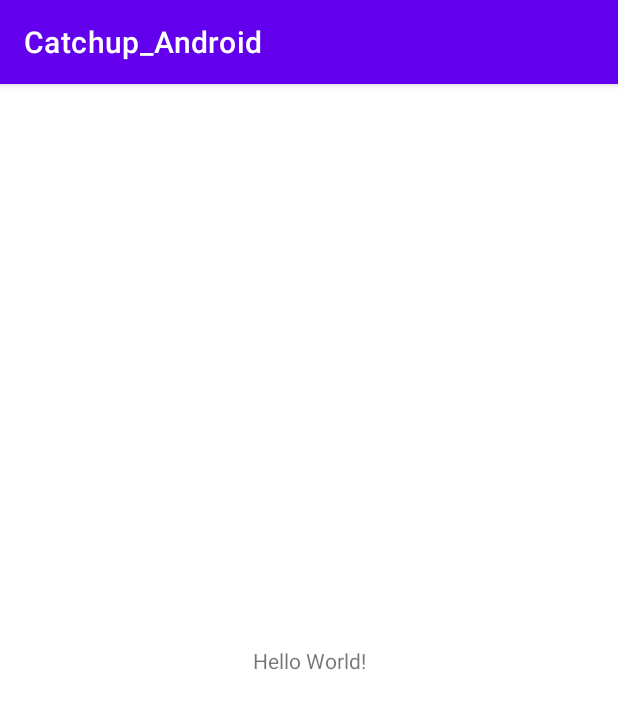
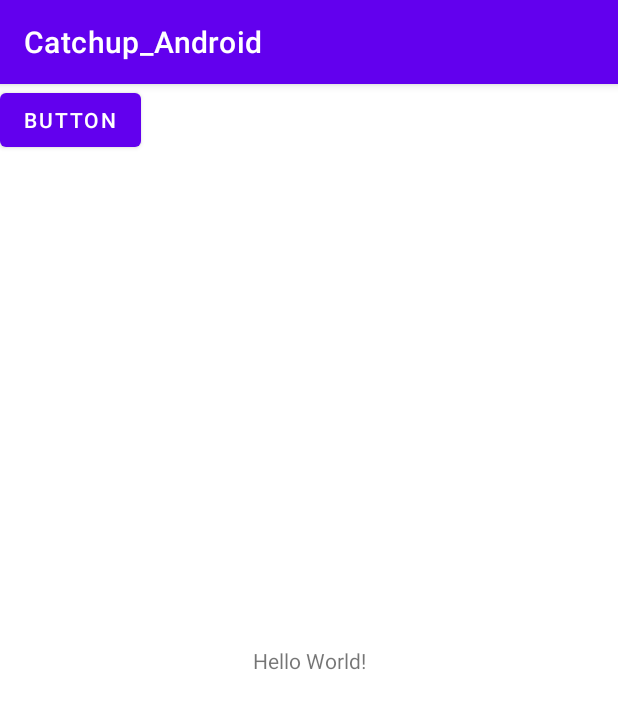
Before and after one commit to 2022-SMHRD-KDT-IoT-3/Catchup, an Android app: the screen it shows after launch (MainActivity), on a phone screen of 412 x 824 dp. Shown: the top 709 px of the screen. Run offline under Robolectric (Android 15) with nearby library versions, the phone set to English and light mode, and no system bars.

Commit message:
환경구축2

```diff
--- a/app/src/main/res/layout/activity_main.xml
+++ b/app/src/main/res/layout/activity_main.xml
@@ -15,4 +15,12 @@
         app:layout_constraintRight_toRightOf="parent"
         app:layout_constraintTop_toTopOf="parent" />
 
+    <Button
+        android:id="@+id/button"
+        android:layout_width="wrap_content"
+        android:layout_height="wrap_content"
+        android:text="Button"
+        tools:layout_editor_absoluteX="151dp"
+        tools:layout_editor_absoluteY="467dp" />
+
 </androidx.constraintlayout.widget.ConstraintLayout>
```
